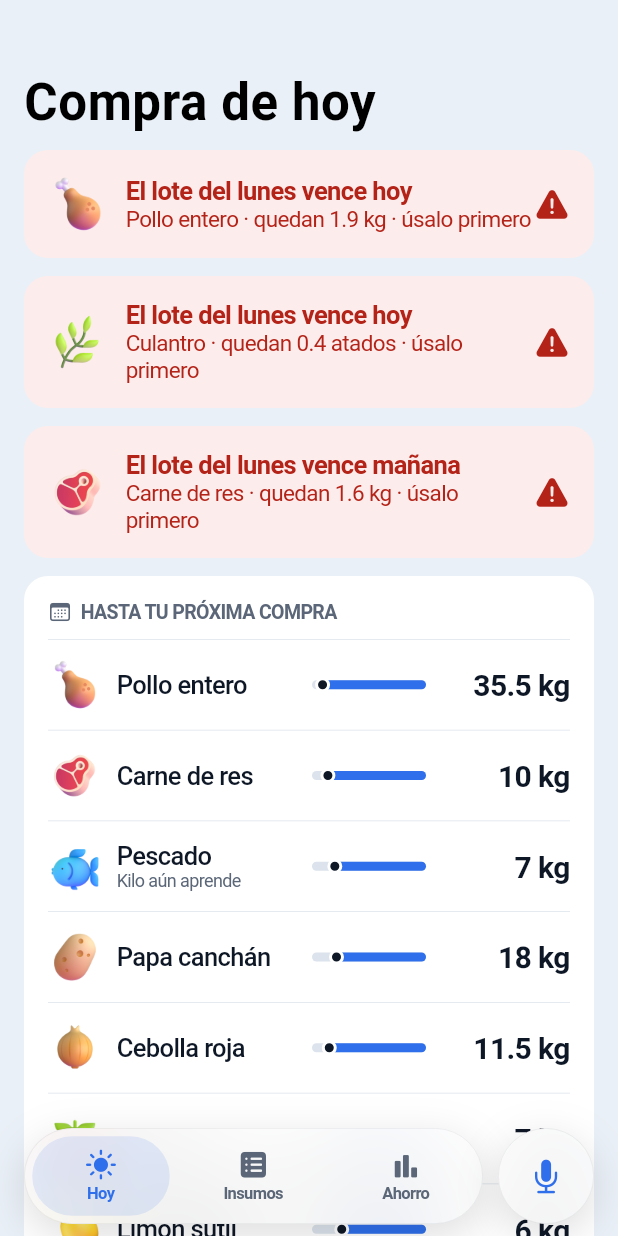
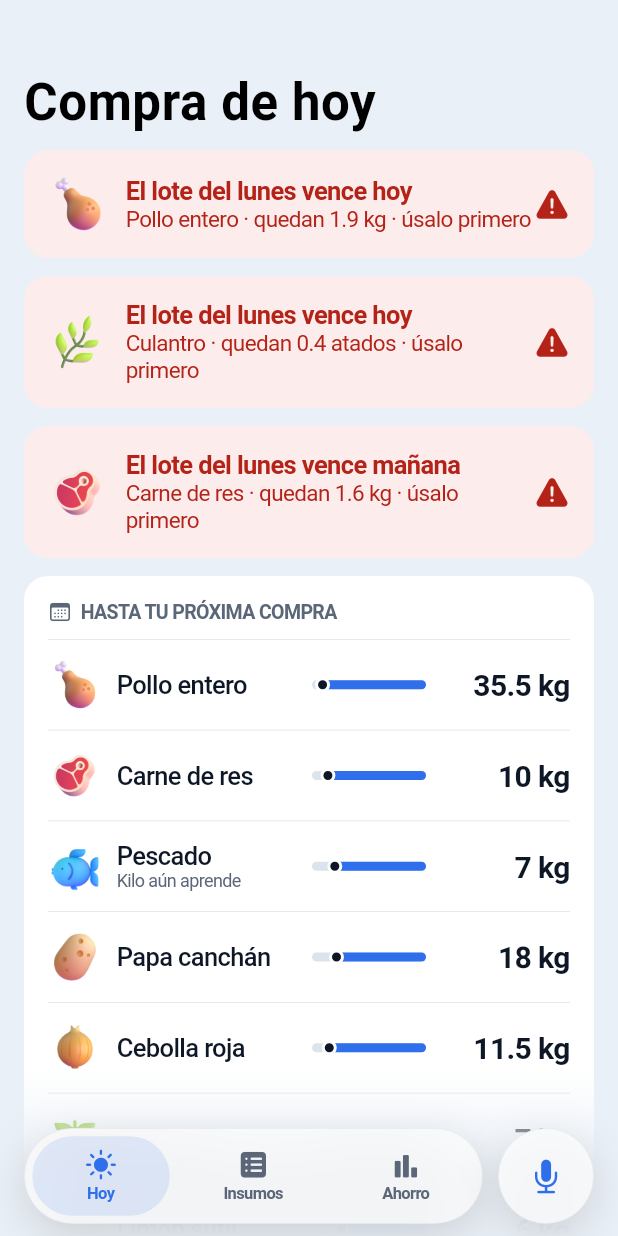
Before and after one commit to JosepRivera/kilo-app, a Flutter app: the screen it shows after launch, on a phone screen of 412 x 824 dp. Run offline on Flutter 3.47's test engine with Material 3 defaults, Android fonts, the phone set to English and light mode, and no system bars; our stand-ins replace shared_preferences.

Commit message:
feat(shell): fade content under the floating tab bar
Content scrolling under the floating bar dissolves into the background
instead of being cut off by it.

```diff
--- a/lib/app.dart
+++ b/lib/app.dart
@@ -75,6 +75,28 @@ class _ShellState extends State<_Shell> {
                 CupertinoTabView(builder: (_) => const SuppliesScreen()),
                 CupertinoTabView(builder: (_) => const SavingsScreen()),
               ],
+            ),
+            Positioned(
+              left: 0,
+              right: 0,
+              bottom: 0,
+              height: 110 + MediaQuery.paddingOf(context).bottom,
+              child: IgnorePointer(
+                child: DecoratedBox(
+                  decoration: BoxDecoration(
+                    gradient: LinearGradient(
+                      begin: Alignment.topCenter,
+                      end: Alignment.bottomCenter,
+                      colors: [
+                        p.background.withValues(alpha: 0),
+                        p.background.withValues(alpha: 0.85),
+                        p.background,
+                      ],
+                      stops: const [0, 0.55, 1],
+                    ),
+                  ),
+                ),
+              ),
             ),
             Positioned(
               left: 16,
```
